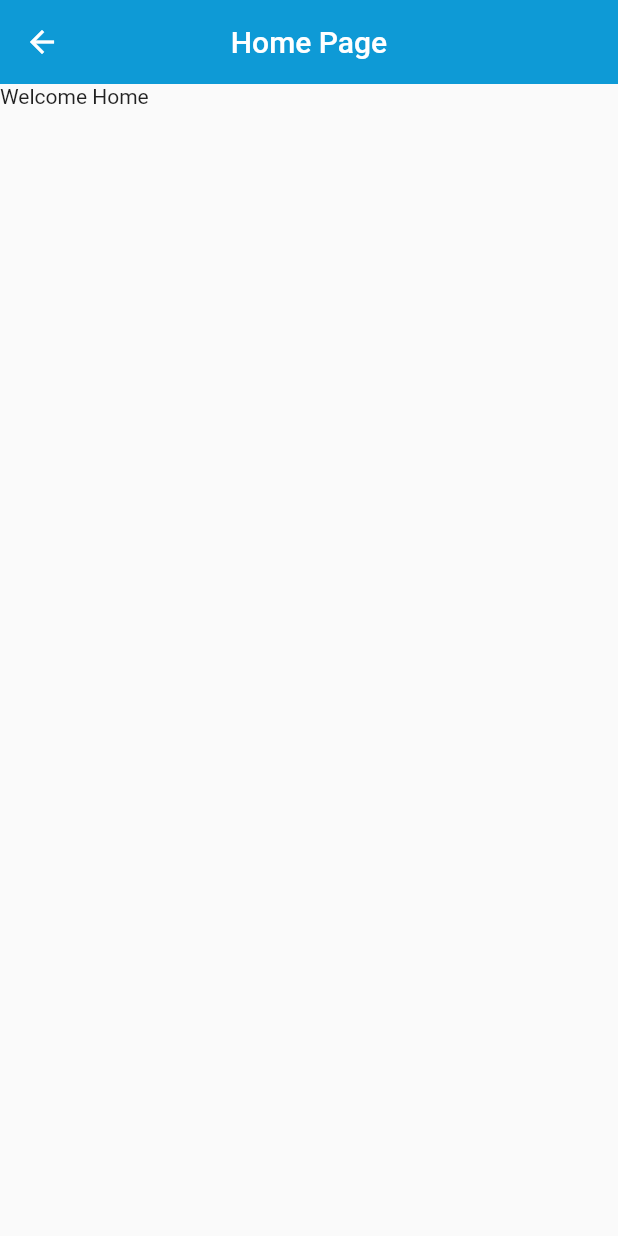
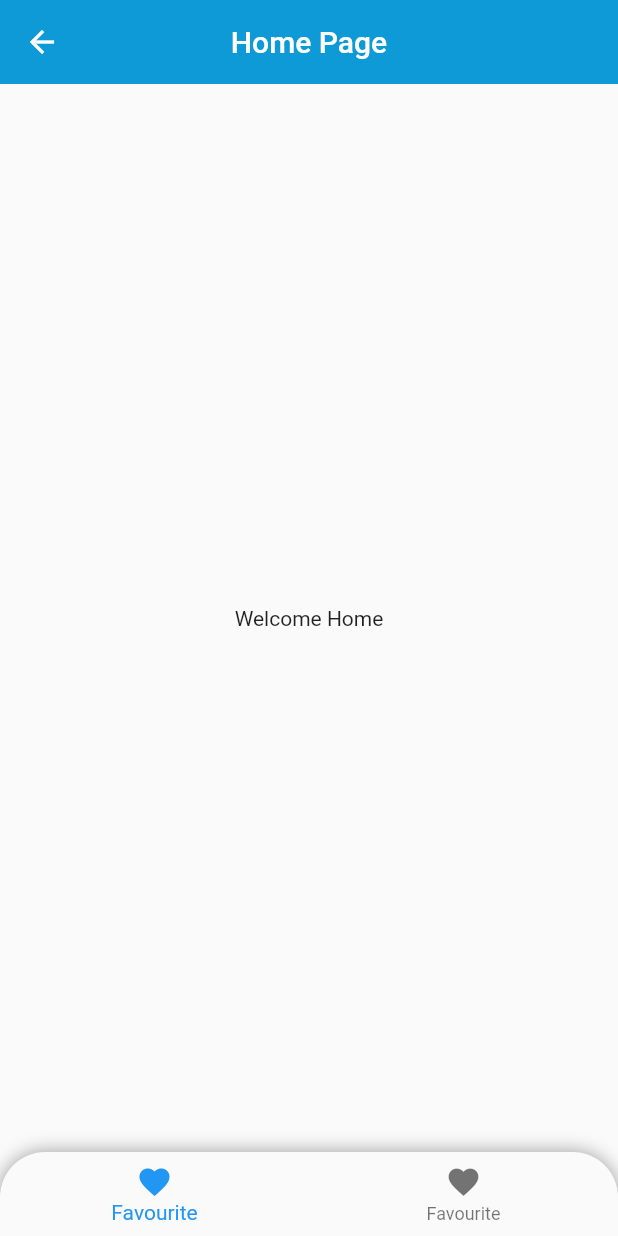
Before and after one commit to sakib151659/task2, a Flutter app: the HomePage screen opened directly, on a phone screen of 412 x 824 dp. Run offline on Flutter 3.47's test engine with Material 2 defaults, Android fonts, the phone set to English and light mode, and no system bars; our stand-ins replace animated_splash_screen, google_fonts, hexcolor, intl_phone_number_input; missing offline and left inert: address_search_field.

Commit message:
home page updated

```diff
--- a/lib/authenticate/signup.dart
+++ b/lib/authenticate/signup.dart
@@ -29,14 +29,9 @@ class _SignUpState extends State<SignUp> {
   String checkBoxText = 'I agree to the ';
   bool checked = false;
 
-
   final origCtrl = TextEditingController();
-
   final destCtrl = TextEditingController();
-
   final zipcodeController = TextEditingController();
-
-
 
   final geoMethods = GeoMethods(
     /// [Get API key](https://developers.google.com/maps/documentation/embed/get-api-key)
--- a/lib/home/home.dart
+++ b/lib/home/home.dart
@@ -1,5 +1,4 @@
-import 'dart:io';
-
+import 'package:flutter/cupertino.dart';
 import 'package:flutter/material.dart';
 import 'package:hexcolor/hexcolor.dart';
 import 'package:task2/authenticate/login.dart';
@@ -28,11 +27,39 @@ class _HomePageState extends State<HomePage> {
             //onPressed:() => exit(0),
           )
       ),
+
       body: Column(
+        mainAxisAlignment: MainAxisAlignment.center,
+        crossAxisAlignment: CrossAxisAlignment.center,
         children: <Widget>[
-          Text("Welcome Home"),
+          Center(child: Text("Welcome Home")),
+
+
         ],
       ),
+        bottomNavigationBar: Container(
+            decoration: BoxDecoration(
+              borderRadius: BorderRadius.only(
+                  topRight: Radius.circular(30), topLeft: Radius.circular(30)),
+              boxShadow: [
+                BoxShadow(color: Colors.black38, spreadRadius: 0, blurRadius: 10),
+              ],
+            ),
+            child: ClipRRect(
+              borderRadius: BorderRadius.only(
+                topLeft: Radius.circular(30.0),
+                topRight: Radius.circular(30.0),
+              ),
+              child: BottomNavigationBar(
+                items: <BottomNavigationBarItem>[
+                  BottomNavigationBarItem(
+                      icon: Icon(Icons.favorite), title: Text('Favourite')),
+                  BottomNavigationBarItem(
+                      icon: Icon(Icons.favorite), title: Text('Favourite'))
+                ],
+              ),
+            )
+        )
     );
   }
 }
```
